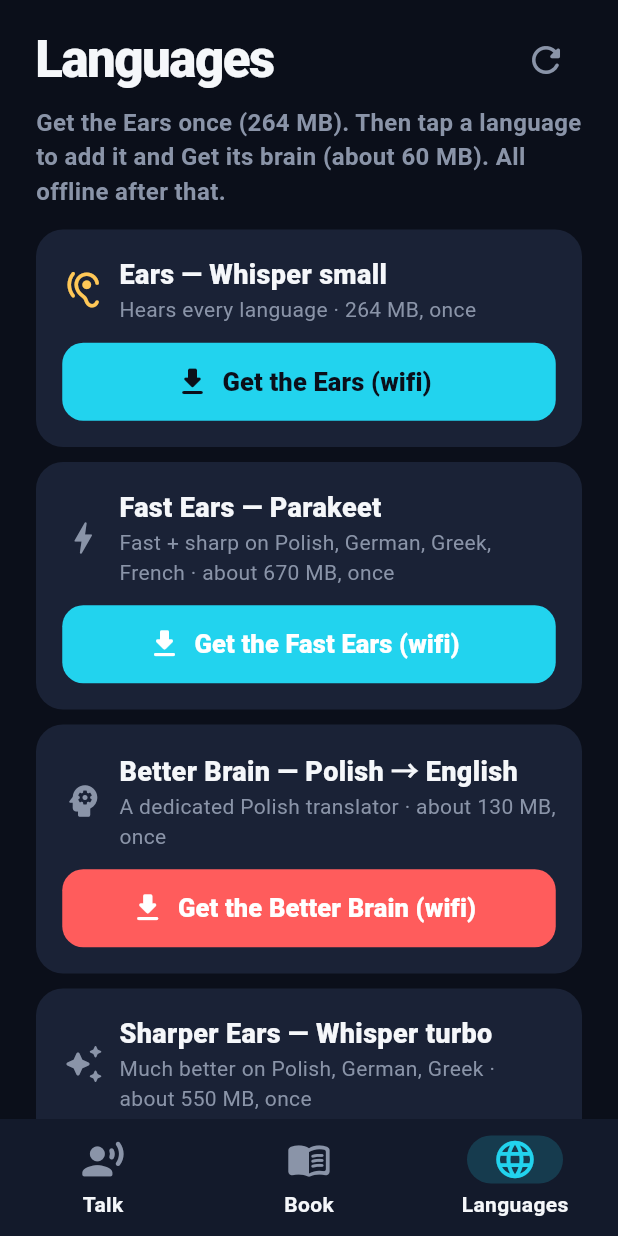
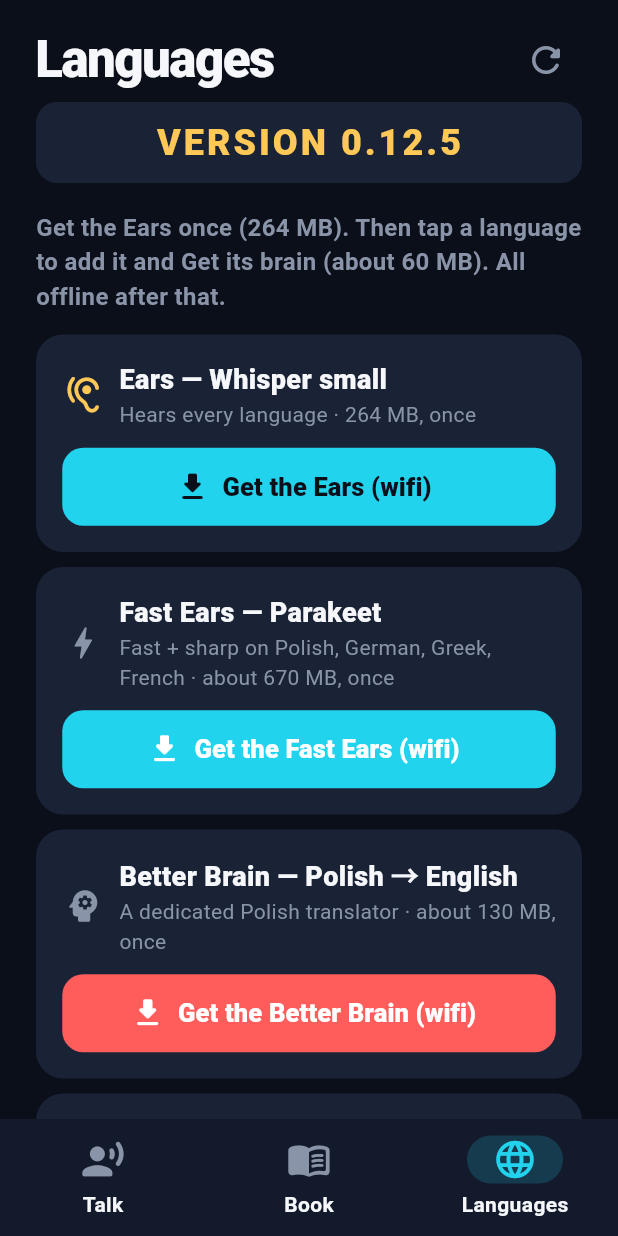
Before and after one commit to lukianczyk-sketch/travel-translator, a Flutter app: the screen it shows after launch, item 3 of the bottom bar chosen, on a phone screen of 412 x 824 dp. Run offline on Flutter 3.47's test engine with Material 3 defaults, Android fonts, the phone set to English and light mode, and no system bars; our stand-ins replace dio, flutter_tts, freezed_annotation, permission_handler, shared_preferences and 2 more; missing offline and left inert: dart:ffi, onnxruntime, record.

Commit message:
VERSION banner at the top of the Languages tab; app version stamped at the top of every log; v0.12.5

```diff
--- a/lib/screens/languages_screen.dart
+++ b/lib/screens/languages_screen.dart
@@ -28,6 +28,15 @@ class LanguagesScreen extends StatelessWidget {
                   ),
                 ],
               ),
+              Container(
+                margin: const EdgeInsets.only(top: 4, bottom: 12),
+                padding: const EdgeInsets.symmetric(vertical: 10),
+                decoration: BoxDecoration(color: Palette.card, borderRadius: BorderRadius.circular(14)),
+                child: Center(
+                  child: Text('VERSION $appVersion',
+                      style: const TextStyle(color: Palette.gold, fontSize: 24, fontWeight: FontWeight.w900, letterSpacing: 2)),
+                ),
+              ),
               const SizedBox(height: 6),
               const Text(
                 'Get the Ears once (264 MB). Then tap a language to add it and Get its brain (about 60 MB). All offline after that.',
@@ -51,11 +60,6 @@ class LanguagesScreen extends StatelessWidget {
                 ),
               ),
               const SizedBox(height: 18),
-              Center(
-                child: Text('VERSION $appVersion',
-                    style: const TextStyle(color: Palette.gold, fontSize: 22, fontWeight: FontWeight.w900, letterSpacing: 2)),
-              ),
-              const SizedBox(height: 6),
               Center(
                 child: TextButton.icon(
                   onPressed: () => Navigator.of(context).push(
--- a/lib/services/pipeline.dart
+++ b/lib/services/pipeline.dart
@@ -9,6 +9,7 @@ import 'package:path_provider/path_provider.dart';
 import 'package:wakelock_plus/wakelock_plus.dart';
 
 import '../models/language.dart';
+import '../theme.dart';
 import 'book_store.dart';
 import 'diag.dart';
 import 'glossary.dart';
@@ -129,6 +130,7 @@ class Pipeline extends ChangeNotifier {
   Future<void> start() async {
     final mm = ModelManager.instance;
     _parakeet = mm.activeFastEars && others.every((l) => ModelManager.fastEarsLangs.contains(l.code));
+    _log('app v$appVersion');
     _log('pipeline start: languages=${others.map((l) => l.code).join(',')} (${_parakeet ? 'Parakeet TDT 0.6B v3' : '${mm.activeEarsName}, ${mm.activeEarsPlus ? 'single pass' : 'decode in every language'}'})');
     await WakelockPlus.enable();
     await _speaker.init();
--- a/lib/theme.dart
+++ b/lib/theme.dart
@@ -1,6 +1,6 @@
 import 'package:flutter/material.dart';
 
-const appVersion = '0.12.4';
+const appVersion = '0.12.5';
 
 /// Palette: deep midnight base, electric coral for "them", cyan for "you".
 class Palette {
--- a/pubspec.yaml
+++ b/pubspec.yaml
@@ -1,7 +1,7 @@
 name: travel_translator
 description: Live two-way conversation translator that works offline.
 publish_to: "none"
-version: 0.12.4+47
+version: 0.12.5+48
 
 environment:
   sdk: ">=3.4.0 <4.0.0"
```
